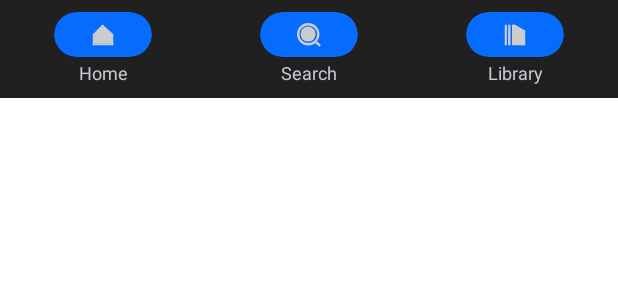
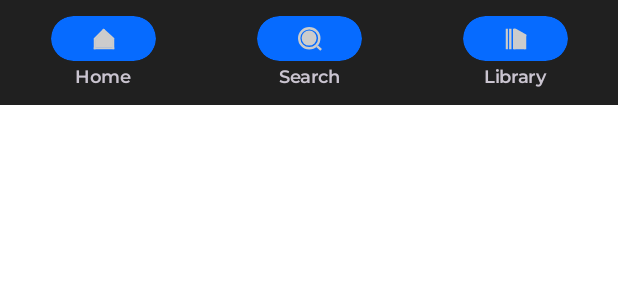
Before and after one commit to vidshetty/studiomusic-java, an Android app: the layout activity_main_navigation.xml on its own in the app's theme, with its tools: preview values and no code run, on a phone screen of 412 x 824 dp. Shown: the top 300 px of the screen. Run offline under Robolectric (Android 15) with nearby library versions, the phone set to English and light mode, and no system bars; network calls fail.

Commit message:
committing changes

```diff
--- a/app/build.gradle
+++ b/app/build.gradle
@@ -10,8 +10,8 @@ android {
         applicationId "com.app.studiomusic"
         minSdk 31
         targetSdk 34
-        versionCode 7
-        versionName "1.0.2"
+        versionCode 10
+        versionName "1.0.4"
 
         testInstrumentationRunner "androidx.test.runner.AndroidJUnitRunner"
     }
--- a/app/src/main/res/layout/activity_main.xml
+++ b/app/src/main/res/layout/activity_main.xml
@@ -18,7 +18,7 @@
         app:layout_constraintLeft_toLeftOf="parent"
         app:layout_constraintRight_toRightOf="parent"
         app:layout_constraintTop_toTopOf="parent"
-        android:layout_marginBottom="65dp"/>
+        android:layout_marginBottom="70dp"/>
 
     <View
         app:layout_constraintBottom_toTopOf="@id/mini_player"
@@ -170,7 +170,7 @@
 
     </LinearLayout>
 
-    <include layout="@layout/activity_main_navigation_test" />
+    <include layout="@layout/activity_main_navigation" />
 
 <!--    <com.google.android.material.bottomnavigation.BottomNavigationView-->
 <!--        android:id="@+id/bottom_nav_bar"-->
--- a/app/src/main/res/layout/activity_main_navigation.xml
+++ b/app/src/main/res/layout/activity_main_navigation.xml
@@ -6,7 +6,7 @@
     app:layout_constraintBottom_toBottomOf="parent"
     android:id="@+id/main_navigation"
     android:layout_width="match_parent"
-    android:layout_height="65dp"
+    android:layout_height="70dp"
     android:background="@color/light_black"
     android:theme="@style/Theme.Material3.Dark">
 
@@ -40,7 +40,7 @@
                     app:layout_constraintLeft_toLeftOf="parent"
                     app:layout_constraintRight_toRightOf="parent"
                     app:layout_constraintBottom_toTopOf="@id/dummy_view_home"
-                    android:layout_width="65dp"
+                    android:layout_width="70dp"
                     android:layout_height="30dp"
                     android:id="@+id/main_navigation_home_image_container"
                     android:background="@drawable/navigation_round_drawable"
@@ -89,6 +89,8 @@
                     android:layout_height="wrap_content"
                     android:text="Home"
                     android:textSize="12sp"
+                    android:letterSpacing="-0.02"
+                    android:fontFamily="@font/montserrat_semibold"
                     android:id="@+id/main_navigation_home_text" />
 
             </androidx.constraintlayout.widget.ConstraintLayout>
@@ -116,7 +118,7 @@
                     app:layout_constraintLeft_toLeftOf="parent"
                     app:layout_constraintRight_toRightOf="parent"
                     app:layout_constraintBottom_toTopOf="@id/dummy_view_search"
-                    android:layout_width="65dp"
+                    android:layout_width="70dp"
                     android:layout_height="30dp"
                     android:id="@+id/main_navigation_search_image_container"
                     android:background="@drawable/navigation_round_drawable"
@@ -165,6 +167,8 @@
                     android:layout_height="wrap_content"
                     android:text="Search"
                     android:textSize="12sp"
+                    android:letterSpacing="-0.02"
+                    android:fontFamily="@font/montserrat_semibold"
                     android:id="@+id/main_navigation_search_text" />
 
             </androidx.constraintlayout.widget.ConstraintLayout>
@@ -191,7 +195,7 @@
                     app:layout_constraintLeft_toLeftOf="parent"
                     app:layout_constraintRight_toRightOf="parent"
                     app:layout_constraintBottom_toTopOf="@id/dummy_view_library"
-                    android:layout_width="65dp"
+                    android:layout_width="70dp"
                     android:layout_height="30dp"
                     android:id="@+id/main_navigation_library_image_container"
                     android:background="@drawable/navigation_round_drawable"
@@ -240,6 +244,8 @@
                     android:layout_height="wrap_content"
                     android:text="Library"
                     android:textSize="12sp"
+                    android:fontFamily="@font/montserrat_semibold"
+                    android:letterSpacing="-0.02"
                     android:id="@+id/main_navigation_library_text" />
 
             </androidx.constraintlayout.widget.ConstraintLayout>
--- a/app/src/main/res/layout/homescreen_quick_picks.xml
+++ b/app/src/main/res/layout/homescreen_quick_picks.xml
@@ -36,6 +36,7 @@
             android:maxLines="2"
             android:ellipsize="end"
             android:paddingRight="5dp"
+            android:fontFamily="@font/montserrat_regular"
             android:id="@+id/quickpicks_albumtitle"/>
 
         <LinearLayout
@@ -67,6 +68,7 @@
                         app:layout_constraintBottom_toBottomOf="parent"
                         android:text="LYRICS"
                         android:textSize="7sp"
+                        android:fontFamily="@font/montserrat_regular"
                         android:textColor="@color/white"
                         android:layout_width="wrap_content"
                         android:layout_height="wrap_content" />
--- a/build.gradle
+++ b/build.gradle
@@ -5,7 +5,7 @@ buildscript {
         mavenCentral()
     }
     dependencies {
-        classpath 'com.android.tools.build:gradle:8.2.0'
+        classpath 'com.android.tools.build:gradle:8.5.0'
         classpath 'org.jetbrains.kotlin:kotlin-gradle-plugin:1.6.21'
 
         // NOTE: Do not place your application dependencies here; they belong
```
Also changed, not shown: gradle/wrapper/gradle-wrapper.properties.
